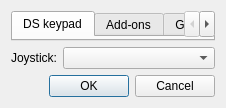
melonDS-emu/melonDS, file src/frontend/qt_sdl/InputConfigDialog.ui: the form before one commit.
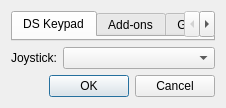
The form after the commit.

Commit message: Improve consistency of labels in the UI

Diff of the .ui file:
```diff
--- a/src/frontend/qt_sdl/InputConfigDialog.ui
+++ b/src/frontend/qt_sdl/InputConfigDialog.ui
@@ -24,7 +24,7 @@
      </property>
      <widget class="QWidget" name="tabInput">
       <attribute name="title">
-       <string>DS keypad</string>
+       <string>DS Keypad</string>
       </attribute>
      </widget>
      <widget class="QWidget" name="tabAddons">
@@ -34,7 +34,7 @@
      </widget>
      <widget class="QWidget" name="tabHotkeysGeneral">
       <attribute name="title">
-       <string>General hotkeys</string>
+       <string>General Hotkeys</string>
       </attribute>
      </widget>
     </widget>
```
Left out of the diff: 2 changed lines with no effect on the pictures. The commit also changes 6 other files.
